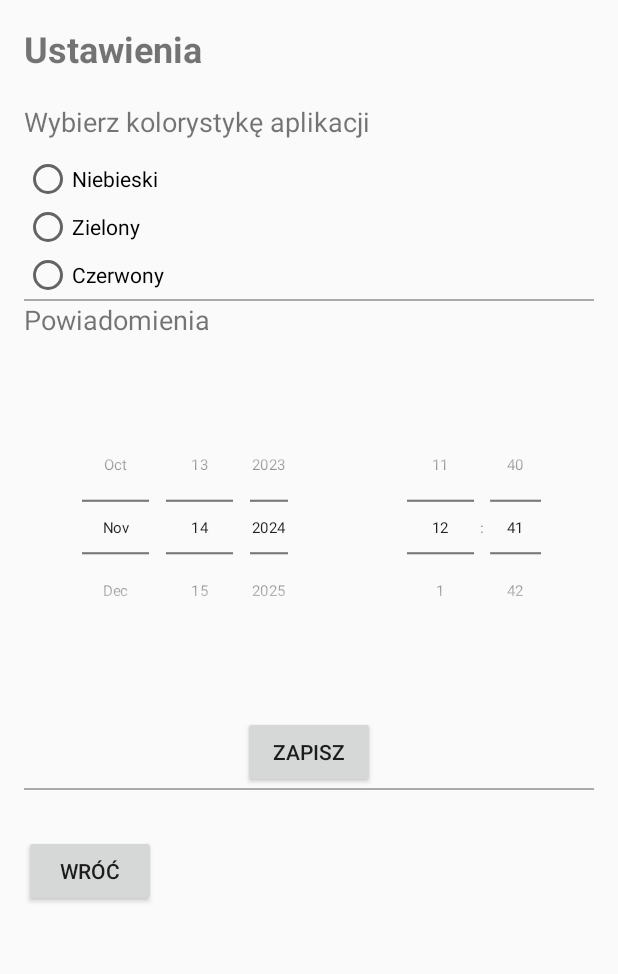
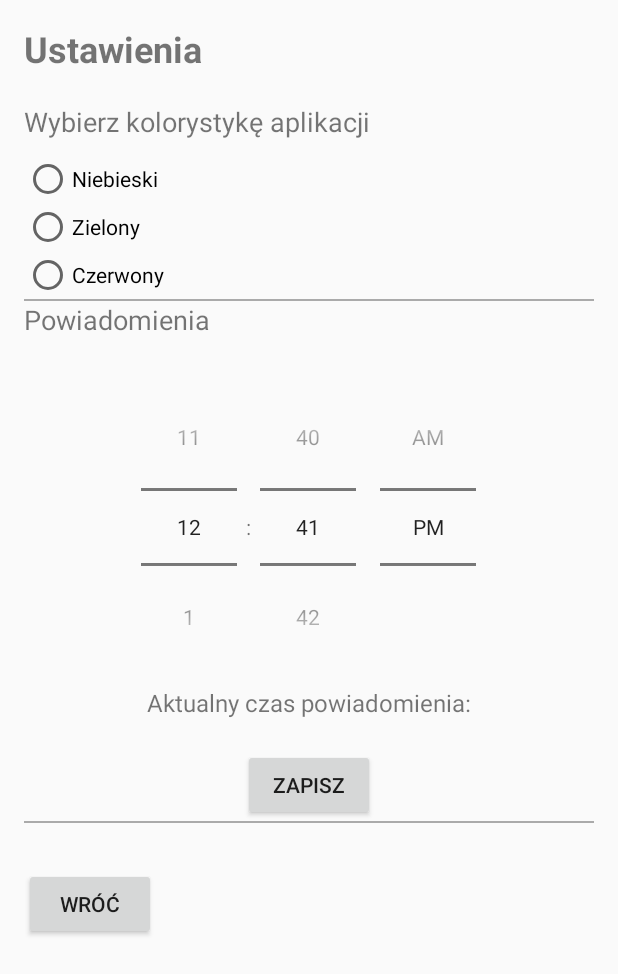
Before and after one commit to wenek/Kalendarz, an Android app: the layout activity_settings.xml on its own in the app's theme, with its tools: preview values and no code run, on a phone screen of 412 x 824 dp. Shown: the top 974 px of the screen. Run offline under Robolectric (Android 15) with nearby library versions, the phone set to English and light mode, and no system bars.

Commit message:
powiadomienia 2

```diff
--- a/app/src/main/res/layout/activity_settings.xml
+++ b/app/src/main/res/layout/activity_settings.xml
@@ -64,17 +64,6 @@
         android:layout_height="wrap_content"
         android:layout_marginTop="20dp">
 
-        <DatePicker
-            android:id="@+id/datePicker"
-            android:layout_width="60dp"
-            android:layout_height="match_parent"
-            android:layout_marginHorizontal="-30dp"
-            android:layout_weight="1"
-            android:calendarViewShown="false"
-            android:datePickerMode="spinner"
-            android:gravity="center"
-            android:scaleX="0.7"
-            android:scaleY="0.7" />
         <TimePicker
             android:id="@+id/timePicker"
             android:layout_width="0dp"
@@ -82,12 +71,19 @@
             android:layout_height="wrap_content"
             android:timePickerMode="spinner"
             android:gravity="center"
-            android:scaleX="0.7"
-            android:scaleY="0.7"
+            android:scaleX="1"
+            android:scaleY="1"
             android:layout_marginHorizontal="-30dp"
             />
+    </LinearLayout>
 
-    </LinearLayout>
+    <TextView
+        android:id="@+id/tvNotificationTime"
+        android:layout_width="wrap_content"
+        android:layout_height="wrap_content"
+        android:text="Aktualny czas powiadomienia:"
+        android:textSize="16sp"
+        android:layout_gravity="center"/>
 
     <Button
         android:id="@+id/btnSaveNotification"
```
Also changed, not shown: app/src/main/java/com/example/kalendarzsemi/Notification.kt (+27 -4 lines), app/src/main/java/com/example/kalendarzsemi/SettingsActivity.kt (+73 -23 lines).
